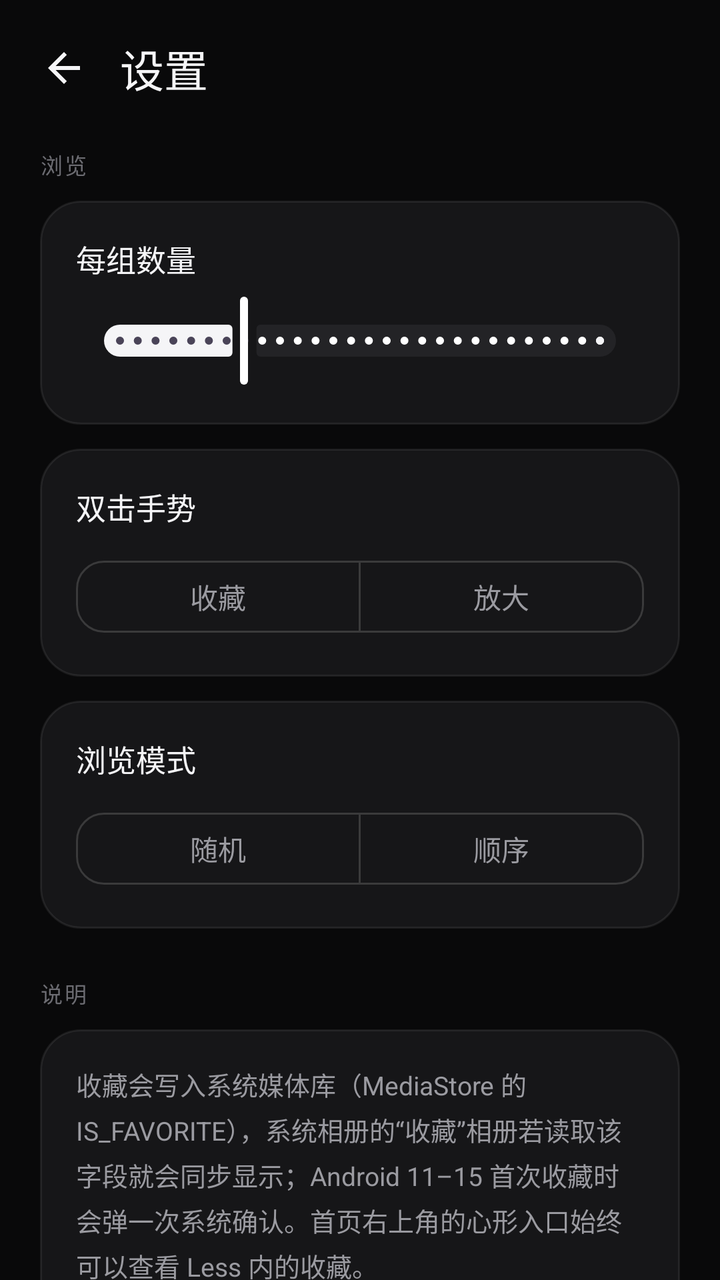
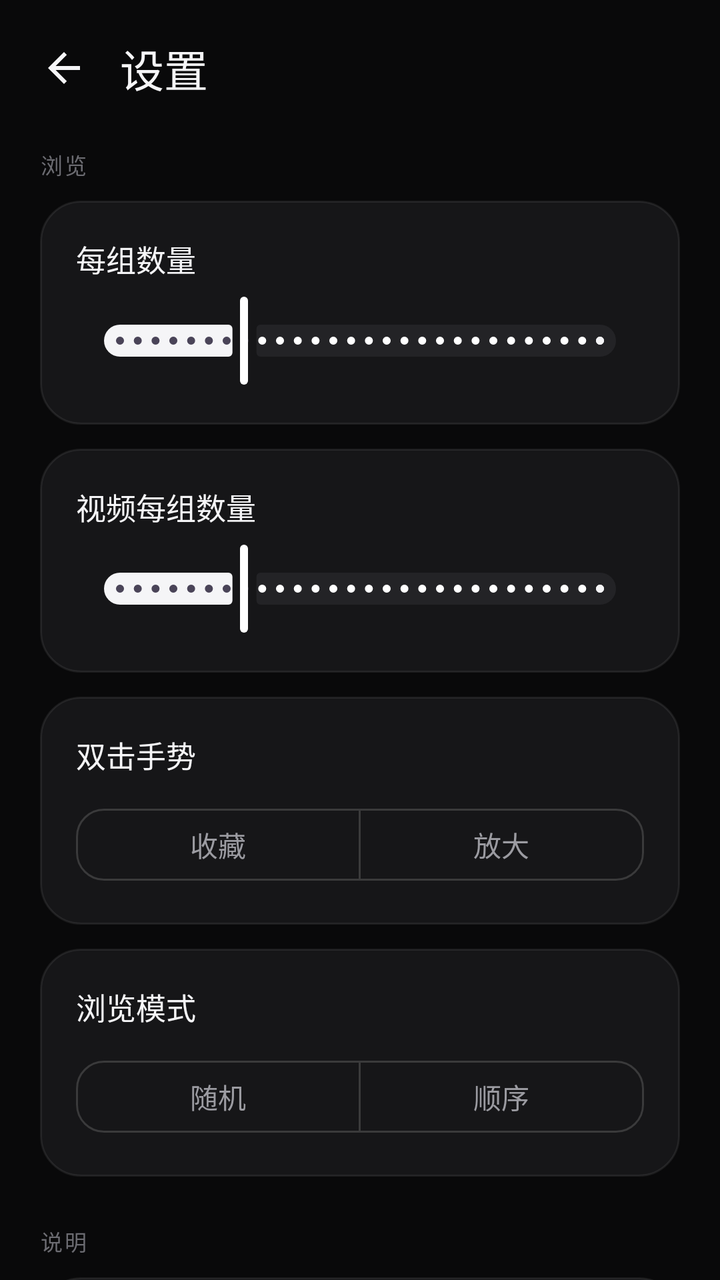

Screens rendered from an Android XML layout before and after an edit, with the pre-edit source and the edit as a unified diff.
<!-- AndroidManifest.xml: activity theme Theme.Less -->
<!-- res/layout/activity_settings.xml -->
<?xml version="1.0" encoding="utf-8"?>
<LinearLayout xmlns:android="http://schemas.android.com/apk/res/android"
    xmlns:app="http://schemas.android.com/apk/res-auto"
    android:id="@+id/root"
    android:layout_width="match_parent"
    android:layout_height="match_parent"
    android:background="@color/bg"
    android:orientation="vertical">

    <LinearLayout
        android:id="@+id/header"
        android:layout_width="match_parent"
        android:layout_height="wrap_content"
        android:gravity="center_vertical"
        android:orientation="horizontal"
        android:paddingStart="8dp"
        android:paddingTop="10dp"
        android:paddingEnd="16dp"
        android:paddingBottom="8dp">

        <ImageButton
            android:id="@+id/back"
            android:layout_width="48dp"
            android:layout_height="48dp"
            android:background="?attr/selectableItemBackgroundBorderless"
            android:contentDescription="@string/viewer_back"
            android:padding="12dp"
            android:src="@drawable/ic_arrow_back"
            app:tint="@color/text_primary" />

        <TextView
            android:layout_width="wrap_content"
            android:layout_height="wrap_content"
            android:layout_marginStart="4dp"
            android:fontFamily="sans-serif-medium"
            android:includeFontPadding="false"
            android:text="@string/settings_title"
            android:textColor="@color/text_primary"
            android:textSize="22sp" />
    </LinearLayout>

    <ScrollView
        android:layout_width="match_parent"
        android:layout_height="0dp"
        android:layout_weight="1"
        android:fillViewport="true"
        android:overScrollMode="never"
        android:scrollbars="none">

        <LinearLayout
            android:layout_width="match_parent"
            android:layout_height="wrap_content"
            android:orientation="vertical"
            android:paddingStart="20dp"
            android:paddingTop="8dp"
            android:paddingEnd="20dp"
            android:paddingBottom="28dp">

            <TextView
                android:layout_width="wrap_content"
                android:layout_height="wrap_content"
                android:fontFamily="sans-serif-medium"
                android:letterSpacing="0.08"
                android:text="@string/settings_browse_section"
                android:textColor="@color/text_tertiary"
                android:textSize="11sp" />

            <LinearLayout
                android:layout_width="match_parent"
                android:layout_height="wrap_content"
                android:layout_marginTop="10dp"
                android:background="@drawable/bg_stat_card"
                android:orientation="vertical"
                android:padding="18dp">

                <LinearLayout
                    android:layout_width="match_parent"
                    android:layout_height="wrap_content"
                    android:gravity="center_vertical"
                    android:orientation="horizontal">

                    <TextView
                        android:layout_width="0dp"
                        android:layout_height="wrap_content"
                        android:layout_weight="1"
                        android:fontFamily="sans-serif-medium"
                        android:text="@string/settings_group_size"
                        android:textColor="@color/text_primary"
                        android:textSize="15sp" />

                    <TextView
                        android:id="@+id/groupSizeValue"
                        android:layout_width="wrap_content"
                        android:layout_height="wrap_content"
                        android:fontFamily="sans-serif"
                        android:textColor="@color/text_secondary"
                        android:textSize="14sp" />
                </LinearLayout>

                <com.google.android.material.slider.Slider
                    android:id="@+id/groupSizeSlider"
                    android:layout_width="match_parent"
                    android:layout_height="wrap_content"
                    android:layout_marginTop="6dp"
                    android:stepSize="1"
                    android:value="10"
                    android:valueFrom="3"
                    android:valueTo="30"
                    app:haloColor="#22FFFFFF"
                    app:labelBehavior="gone"
                    app:thumbColor="@color/accent"
                    app:trackColorActive="@color/text_primary"
                    app:trackColorInactive="@color/surface_high" />
            </LinearLayout>

            <LinearLayout
                android:layout_width="match_parent"
                android:layout_height="wrap_content"
                android:layout_marginTop="12dp"
                android:background="@drawable/bg_stat_card"
                android:orientation="vertical"
                android:padding="18dp">

                <TextView
                    android:layout_width="wrap_content"
                    android:layout_height="wrap_content"
                    android:fontFamily="sans-serif-medium"
                    android:text="@string/settings_double_tap"
                    android:textColor="@color/text_primary"
                    android:textSize="15sp" />

                <com.google.android.material.button.MaterialButtonToggleGroup
                    android:id="@+id/doubleTapGroup"
                    android:layout_width="match_parent"
                    android:layout_height="wrap_content"
                    android:layout_marginTop="12dp"
                    app:selectionRequired="true"
                    app:singleSelection="true">

                    <com.google.android.material.button.MaterialButton
                        android:id="@+id/doubleTapFavorite"
                        style="@style/Widget.Less.ToggleButton"
                        android:layout_width="0dp"
                        android:layout_height="wrap_content"
                        android:layout_weight="1"
                        android:checkable="true"
                        android:text="@string/settings_double_tap_favorite" />

                    <com.google.android.material.button.MaterialButton
                        android:id="@+id/doubleTapZoom"
                        style="@style/Widget.Less.ToggleButton"
                        android:layout_width="0dp"
                        android:layout_height="wrap_content"
                        android:layout_marginStart="8dp"
                        android:layout_weight="1"
                        android:checkable="true"
                        android:text="@string/settings_double_tap_zoom" />
                </com.google.android.material.button.MaterialButtonToggleGroup>
            </LinearLayout>

            <LinearLayout
                android:layout_width="match_parent"
                android:layout_height="wrap_content"
                android:layout_marginTop="12dp"
                android:background="@drawable/bg_stat_card"
                android:orientation="vertical"
                android:padding="18dp">

                <TextView
                    android:layout_width="wrap_content"
                    android:layout_height="wrap_content"
                    android:fontFamily="sans-serif-medium"
                    android:text="@string/settings_browse_mode"
                    android:textColor="@color/text_primary"
                    android:textSize="15sp" />

                <com.google.android.material.button.MaterialButtonToggleGroup
                    android:id="@+id/browseModeGroup"
                    android:layout_width="match_parent"
                    android:layout_height="wrap_content"
                    android:layout_marginTop="12dp"
                    app:selectionRequired="true"
                    app:singleSelection="true">

                    <com.google.android.material.button.MaterialButton
                        android:id="@+id/modeRandom"
                        style="@style/Widget.Less.ToggleButton"
                        android:layout_width="0dp"
                        android:layout_height="wrap_content"
                        android:layout_weight="1"
                        android:checkable="true"
                        android:text="@string/settings_mode_random" />

                    <com.google.android.material.button.MaterialButton
                        android:id="@+id/modeSequential"
                        style="@style/Widget.Less.ToggleButton"
                        android:layout_width="0dp"
                        android:layout_height="wrap_content"
                        android:layout_marginStart="8dp"
                        android:layout_weight="1"
                        android:checkable="true"
                        android:text="@string/settings_mode_sequential" />
                </com.google.android.material.button.MaterialButtonToggleGroup>
            </LinearLayout>

            <TextView
                android:layout_width="wrap_content"
                android:layout_height="wrap_content"
                android:layout_marginTop="24dp"
                android:fontFamily="sans-serif-medium"
                android:letterSpacing="0.08"
                android:text="@string/settings_note_section"
                android:textColor="@color/text_tertiary"
                android:textSize="11sp" />

            <LinearLayout
                android:layout_width="match_parent"
                android:layout_height="wrap_content"
                android:layout_marginTop="10dp"
                android:background="@drawable/bg_stat_card"
                android:orientation="vertical"
                android:padding="18dp">

                <TextView
                    android:layout_width="match_parent"
                    android:layout_height="wrap_content"
                    android:fontFamily="sans-serif"
                    android:lineSpacingExtra="4dp"
                    android:text="@string/settings_favorites_note"
                    android:textColor="@color/text_secondary"
                    android:textSize="13sp" />

                <TextView
                    android:layout_width="match_parent"
                    android:layout_height="wrap_content"
                    android:layout_marginTop="14dp"
                    android:fontFamily="sans-serif"
                    android:lineSpacingExtra="4dp"
                    android:text="@string/settings_delete_note"
                    android:textColor="@color/text_secondary"
                    android:textSize="13sp" />

                <TextView
                    android:layout_width="match_parent"
                    android:layout_height="wrap_content"
                    android:layout_marginTop="14dp"
                    android:fontFamily="sans-serif"
                    android:lineSpacingExtra="4dp"
                    android:text="@string/settings_location_note"
                    android:textColor="@color/text_secondary"
                    android:textSize="13sp" />
            </LinearLayout>

            <TextView
                android:id="@+id/version"
                android:layout_width="match_parent"
                android:layout_height="wrap_content"
                android:layout_marginTop="24dp"
                android:fontFamily="sans-serif"
                android:gravity="center"
                android:textColor="@color/text_tertiary"
                android:textSize="11sp" />
        </LinearLayout>
    </ScrollView>
</LinearLayout>
<!-- resources referenced by this layout -->
<resources>
  <color name="accent">#FFFFFF</color>
  <color name="bg">#09090A</color>
  <color name="surface_high">#232326</color>
  <color name="text_primary">#F5F5F7</color>
  <color name="text_secondary">#9B9BA1</color>
  <color name="text_tertiary">#6C6C72</color>
  <!-- drawable bg_stat_card (drawable) -->
  <?xml version="1.0" encoding="utf-8"?>
  <shape xmlns:android="http://schemas.android.com/apk/res/android" android:shape="rectangle">
      <solid android:color="@color/surface" />
      <corners android:radius="20dp" />
      <stroke
          android:width="1dp"
          android:color="#14FFFFFF" />
  </shape>
  <!-- drawable ic_arrow_back (drawable) -->
  <?xml version="1.0" encoding="utf-8"?>
  <vector xmlns:android="http://schemas.android.com/apk/res/android"
      android:width="24dp"
      android:height="24dp"
      android:viewportWidth="24"
      android:viewportHeight="24">
      <path
          android:fillColor="#FFFFFFFF"
          android:pathData="M20,11H7.83l5.59,-5.59L12,4l-8,8 8,8 1.41,-1.41L7.83,13H20v-2z" />
  </vector>
  <string name="settings_browse_mode">浏览模式</string>
  <string name="settings_browse_section">浏览</string>
  <string name="settings_delete_note">照片上滑只会标记待删除；本组看完后在汇总页统一确认，再调用系统回收站。视频仍在右侧直接删除/撤回。</string>
  <string name="settings_double_tap">双击手势</string>
  <string name="settings_double_tap_favorite">收藏</string>
  <string name="settings_double_tap_zoom">放大</string>
  <string name="settings_favorites_note">收藏会写入系统媒体库（MediaStore 的 IS_FAVORITE），系统相册的“收藏”相册若读取该字段就会同步显示；Android 11–15 首次收藏时会弹一次系统确认。首页右上角的心形入口始终可以查看 Less 内的收藏。</string>
  <string name="settings_group_size">每组数量</string>
  <string name="settings_location_note">照片气泡里的拍摄地址来自照片内置 GPS，首次进入照片浏览时会请求读取照片位置信息。没有 GPS 或无法解析时显示“未记录拍摄地点”或坐标。</string>
  <string name="settings_mode_random">随机</string>
  <string name="settings_mode_sequential">顺序</string>
  <string name="settings_note_section">说明</string>
  <string name="settings_title">设置</string>
  <string name="viewer_back">返回</string>
  <style name="Widget.Less.ToggleButton" parent="Widget.Material3.Button.OutlinedButton">
          <item name="android:layout_width">0dp</item>
          <item name="android:layout_height">wrap_content</item>
          <item name="android:layout_weight">1</item>
          <item name="android:minHeight">44dp</item>
          <item name="android:textSize">14sp</item>
          <item name="android:textColor">@color/toggle_text</item>
          <item name="android:fontFamily">sans-serif-medium</item>
          <item name="android:textAllCaps">false</item>
          <item name="backgroundTint">@color/toggle_bg</item>
          <item name="cornerRadius">14dp</item>
          <item name="strokeColor">#33FFFFFF</item>
          <item name="strokeWidth">1dp</item>
          <item name="rippleColor">#22FFFFFF</item>
      </style>
  <style name="Theme.Less" parent="Theme.Material3.Dark.NoActionBar">
          <item name="android:fontFamily">sans-serif</item>
          <item name="colorPrimary">@color/accent</item>
          <item name="colorOnPrimary">@color/bg</item>
          <item name="colorSecondary">@color/text_secondary</item>
          <item name="colorOnSecondary">@color/bg</item>
          <item name="colorSurface">@color/bg</item>
          <item name="colorOnSurface">@color/text_primary</item>
          <item name="android:colorBackground">@color/bg</item>
          <item name="android:windowBackground">@color/bg</item>
          <item name="android:statusBarColor">@android:color/transparent</item>
          <item name="android:navigationBarColor">@android:color/transparent</item>
          <item name="android:windowLightStatusBar">false</item>
          <item name="android:windowLightNavigationBar">false</item>
          <item name="android:windowActionModeOverlay">true</item>
          <item name="android:windowNoTitle">true</item>
      </style>
  <color name="surface">#161618</color>
</resources>

<!-- the commit's change to res/layout/activity_settings.xml (unified diff, before → after) -->
@@ -121,6 +121,54 @@
                 android:orientation="vertical"
                 android:padding="18dp">
 
+                <LinearLayout
+                    android:layout_width="match_parent"
+                    android:layout_height="wrap_content"
+                    android:gravity="center_vertical"
+                    android:orientation="horizontal">
+
+                    <TextView
+                        android:layout_width="0dp"
+                        android:layout_height="wrap_content"
+                        android:layout_weight="1"
+                        android:fontFamily="sans-serif-medium"
+                        android:text="@string/settings_video_group_size"
+                        android:textColor="@color/text_primary"
+                        android:textSize="15sp" />
+
+                    <TextView
+                        android:id="@+id/videoGroupSizeValue"
+                        android:layout_width="wrap_content"
+                        android:layout_height="wrap_content"
+                        android:fontFamily="sans-serif"
+                        android:textColor="@color/text_secondary"
+                        android:textSize="14sp" />
+                </LinearLayout>
+
+                <com.google.android.material.slider.Slider
+                    android:id="@+id/videoGroupSizeSlider"
+                    android:layout_width="match_parent"
+                    android:layout_height="wrap_content"
+                    android:layout_marginTop="6dp"
+                    android:stepSize="1"
+                    android:value="10"
+                    android:valueFrom="3"
+                    android:valueTo="30"
+                    app:haloColor="#22FFFFFF"
+                    app:labelBehavior="gone"
+                    app:thumbColor="@color/accent"
+                    app:trackColorActive="@color/text_primary"
+                    app:trackColorInactive="@color/surface_high" />
+            </LinearLayout>
+
+            <LinearLayout
+                android:layout_width="match_parent"
+                android:layout_height="wrap_content"
+                android:layout_marginTop="12dp"
+                android:background="@drawable/bg_stat_card"
+                android:orientation="vertical"
+                android:padding="18dp">
+
                 <TextView
                     android:layout_width="wrap_content"
                     android:layout_height="wrap_content"
<!-- resource entries referenced after the edit -->
@@ -39,6 +39,7 @@
   <string name="settings_mode_sequential">顺序</string>
   <string name="settings_note_section">说明</string>
   <string name="settings_title">设置</string>
+  <string name="settings_video_group_size">视频每组数量</string>
   <string name="viewer_back">返回</string>
   <style name="Widget.Less.ToggleButton" parent="Widget.Material3.Button.OutlinedButton">
           <item name="android:layout_width">0dp</item>
